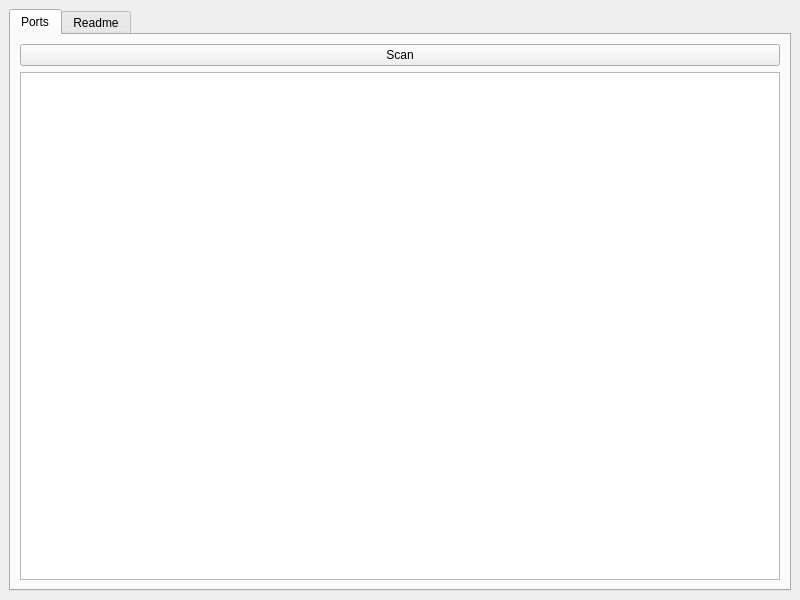
This is src/usb_port_monitor/gui/assets/gui_main.ui in BenOsborne3313/usb_port_monitor as Qt 5 draws it before an edit. The edited form follows.
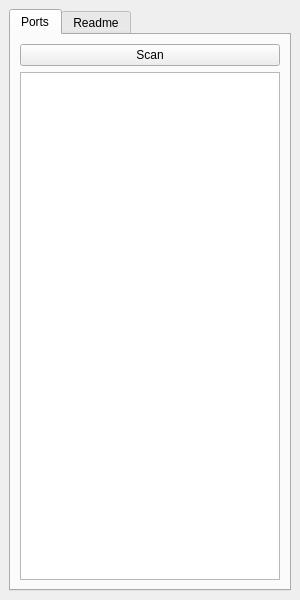
This is the edited form.

What changed in the file:
```diff
--- a/src/usb_port_monitor/gui/assets/gui_main.ui
+++ b/src/usb_port_monitor/gui/assets/gui_main.ui
@@ -6,7 +6,7 @@
    <rect>
     <x>0</x>
     <y>0</y>
-    <width>800</width>
+    <width>300</width>
     <height>600</height>
    </rect>
   </property>
@@ -17,6 +17,12 @@
    <layout class="QVBoxLayout" name="verticalLayout">
     <item>
      <widget class="QTabWidget" name="main_tabs">
+      <property name="sizePolicy">
+       <sizepolicy hsizetype="Preferred" vsizetype="Preferred">
+        <horstretch>0</horstretch>
+        <verstretch>0</verstretch>
+       </sizepolicy>
+      </property>
       <property name="currentIndex">
        <number>0</number>
       </property>
```
